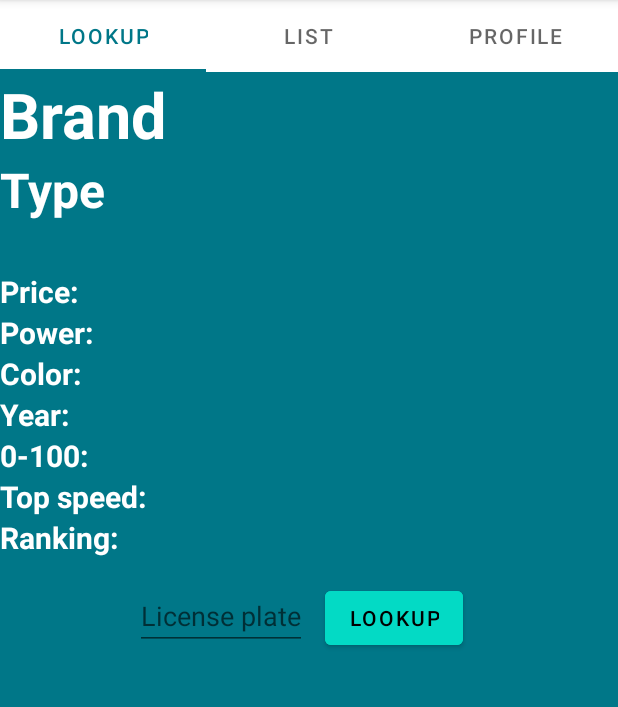
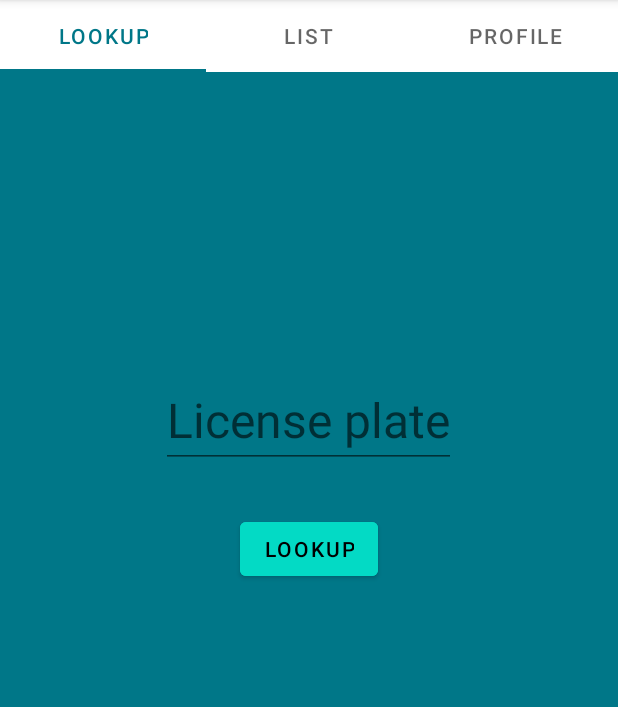
Before and after one commit to laurens88/Car-Collection, an Android app: the screen it shows after launch (MainActivity), after a tap on "LOOKUP", on a phone screen of 412 x 824 dp, the part 84-791 px from its top. Run offline under Robolectric (Android 15) with nearby library versions, the light colour scheme and no system bars.

Commit message:
Cleaned up lookup fragment

```diff
--- a/app/src/main/java/com/example/carcollectiondatabase/fragments/lookupFragment.java
+++ b/app/src/main/java/com/example/carcollectiondatabase/fragments/lookupFragment.java
@@ -51,16 +51,16 @@ public class lookupFragment extends Fragment {
         StrictMode.ThreadPolicy policy = new StrictMode.ThreadPolicy.Builder().permitAll().build();
         StrictMode.setThreadPolicy(policy);
 
-        TextView data_brand = (TextView) view.findViewById(R.id.brand);
-        TextView data_type = (TextView) view.findViewById(R.id.type);
-        TextView edition = (TextView) view.findViewById(R.id.edition);
-        TextView price = (TextView) view.findViewById(R.id.price);
-        TextView horsepower = (TextView) view.findViewById(R.id.horsepower);
-        TextView year = (TextView) view.findViewById(R.id.year);
-        TextView color = (TextView) view.findViewById(R.id.color);
-        TextView acceleration = (TextView) view.findViewById(R.id.acceleration);
-        TextView topspeed = (TextView) view.findViewById(R.id.topspeed);
-        TextView ranking = (TextView) view.findViewById(R.id.ranking);
+//        TextView data_brand = (TextView) view.findViewById(R.id.brand);
+//        TextView data_type = (TextView) view.findViewById(R.id.type);
+//        TextView edition = (TextView) view.findViewById(R.id.edition);
+//        TextView price = (TextView) view.findViewById(R.id.price);
+//        TextView horsepower = (TextView) view.findViewById(R.id.horsepower);
+//        TextView year = (TextView) view.findViewById(R.id.year);
+//        TextView color = (TextView) view.findViewById(R.id.color);
+//        TextView acceleration = (TextView) view.findViewById(R.id.acceleration);
+//        TextView topspeed = (TextView) view.findViewById(R.id.topspeed);
+//        TextView ranking = (TextView) view.findViewById(R.id.ranking);
         EditText plate = (EditText) view.findViewById(R.id.editplate);
         InputFilter[] filterArray = new InputFilter[2];
         filterArray[0] = new InputFilter.AllCaps();
@@ -96,38 +96,39 @@ public class lookupFragment extends Fragment {
                         intent.putExtra("acceleration", data.get(5));
                         intent.putExtra("topspeed", data.get(6));
                         intent.putExtra("rank", data.get(9));
+                        plate.setText("");
+                        plate.clearFocus();
                         getActivity().startActivityForResult(intent, 1);
-                        if (!data.isEmpty()) {
-                            data_brand.setText(data.get(0));
-                            if (car_data.get(0).equals("car")) {
-                                data_type.setText(data.get(1));
-                                edition.setText(data.get(2));
-                            } else {
-                                data_type.setText(data.get(2));
-                            }
-                            //hide edition textview?
-                            price.setText("Price: " + data.get(7));
-                            year.setText("Year: " + data.get(3));
-                            color.setText("Color: " + data.get(4));
-                            acceleration.setText("0-100: " + data.get(5));
-                            topspeed.setText("Top speed: " + data.get(6));
-                            horsepower.setText("Power: " + data.get(8));
-                            ranking.setText("Rank: "+ data.get(9) +" vehicles faster (NL)");
-                            plate.setText(formatPlate(String.valueOf(plate.getText())));
+//                        if (!data.isEmpty()) {
+//                            data_brand.setText(data.get(0));
+//                            if (car_data.get(0).equals("car")) {
+//                                data_type.setText(data.get(1));
+//                                edition.setText(data.get(2));
+//                            } else {
+//                                data_type.setText(data.get(2));
+//                            }
+//                            price.setText("Price: " + data.get(7));
+//                            year.setText("Year: " + data.get(3));
+//                            color.setText("Color: " + data.get(4));
+//                            acceleration.setText("0-100: " + data.get(5));
+//                            topspeed.setText("Top speed: " + data.get(6));
+//                            horsepower.setText("Power: " + data.get(8));
+//                            ranking.setText("Rank: "+ data.get(9) +" vehicles faster (NL)");
+//                            plate.setText(formatPlate(String.valueOf(plate.getText())));
 
-                        }
+//                        }
                     } else {
                         Toast.makeText(getContext(), "Invalid plate", Toast.LENGTH_SHORT).show();
-                        data_brand.setText("Brand");
-                        data_type.setText("Type");
-                        edition.setText("");
-                        price.setText("Price: ");
-                        horsepower.setText("Power: ");
-                        year.setText("Year: ");
-                        color.setText("Color: ");
-                        acceleration.setText("0-100: ");
-                        topspeed.setText("Top speed: ");
-                        ranking.setText("Ranking: ");
+//                        data_brand.setText("Brand");
+//                        data_type.setText("Type");
+//                        edition.setText("");
+//                        price.setText("Price: ");
+//                        horsepower.setText("Power: ");
+//                        year.setText("Year: ");
+//                        color.setText("Color: ");
+//                        acceleration.setText("0-100: ");
+//                        topspeed.setText("Top speed: ");
+//                        ranking.setText("Ranking: ");
                     }
 
 
--- a/app/src/main/res/layout/fragment_lookup.xml
+++ b/app/src/main/res/layout/fragment_lookup.xml
@@ -8,147 +8,147 @@
     android:layout_below="@+id/tab_layout"
     android:background="@drawable/background">
 
-    <TextView
-        android:id="@+id/brand"
-        android:layout_width="match_parent"
-        android:layout_height="wrap_content"
-        android:text="Brand"
-        android:textSize="42dp"
-        android:textStyle="bold"
-        android:textColor="@color/white" />
+<!--    <TextView-->
+<!--        android:id="@+id/brand"-->
+<!--        android:layout_width="match_parent"-->
+<!--        android:layout_height="wrap_content"-->
+<!--        android:text="Brand"-->
+<!--        android:textSize="42dp"-->
+<!--        android:textStyle="bold"-->
+<!--        android:textColor="@color/white" />-->
 
 
-    <TextView
-        android:id="@+id/type"
-        android:layout_width="match_parent"
-        android:layout_height="wrap_content"
-        android:text="Type"
-        android:textSize="32dp"
-        android:textStyle="bold"
-        android:textColor="@color/white"
-        android:layout_below="@+id/brand" />
+<!--    <TextView-->
+<!--        android:id="@+id/type"-->
+<!--        android:layout_width="match_parent"-->
+<!--        android:layout_height="wrap_content"-->
+<!--        android:text="Type"-->
+<!--        android:textSize="32dp"-->
+<!--        android:textStyle="bold"-->
+<!--        android:textColor="@color/white"-->
+<!--        android:layout_below="@+id/brand" />-->
 
-    <TextView
-        android:id="@+id/edition"
-        android:layout_width="match_parent"
-        android:layout_height="wrap_content"
-        android:text=""
-        android:textSize="24dp"
-        android:textStyle="bold"
-        android:textColor="@color/white"
-        android:layout_below="@+id/type" />
+<!--    <TextView-->
+<!--        android:id="@+id/edition"-->
+<!--        android:layout_width="match_parent"-->
+<!--        android:layout_height="wrap_content"-->
+<!--        android:text=""-->
+<!--        android:textSize="24dp"-->
+<!--        android:textStyle="bold"-->
+<!--        android:textColor="@color/white"-->
+<!--        android:layout_below="@+id/type" />-->
 
 
-    <TextView
-        android:id="@+id/price"
-        android:layout_width="match_parent"
-        android:layout_height="wrap_content"
-        android:layout_below="@+id/edition"
-        android:text="Price: "
-        android:textSize="20dp"
-        android:textStyle="bold"
-        android:textColor="@color/white"/>
+<!--    <TextView-->
+<!--        android:id="@+id/price"-->
+<!--        android:layout_width="match_parent"-->
+<!--        android:layout_height="wrap_content"-->
+<!--        android:layout_below="@+id/edition"-->
+<!--        android:text="Price: "-->
+<!--        android:textSize="20dp"-->
+<!--        android:textStyle="bold"-->
+<!--        android:textColor="@color/white"/>-->
 
 
-    <TextView
-        android:id="@+id/horsepower"
-        android:layout_width="match_parent"
-        android:layout_height="wrap_content"
-        android:layout_below="@+id/price"
-        android:text="Power: "
-        android:textSize="20dp"
-        android:textStyle="bold"
-        android:textColor="@color/white"/>
+<!--    <TextView-->
+<!--        android:id="@+id/horsepower"-->
+<!--        android:layout_width="match_parent"-->
+<!--        android:layout_height="wrap_content"-->
+<!--        android:layout_below="@+id/price"-->
+<!--        android:text="Power: "-->
+<!--        android:textSize="20dp"-->
+<!--        android:textStyle="bold"-->
+<!--        android:textColor="@color/white"/>-->
+
+<!--&lt;!&ndash;    <TextView&ndash;&gt;-->
+<!--&lt;!&ndash;        android:id="@+id/color_text"&ndash;&gt;-->
+<!--&lt;!&ndash;        android:layout_width="wrap_content"&ndash;&gt;-->
+<!--&lt;!&ndash;        android:layout_height="wrap_content"&ndash;&gt;-->
+<!--&lt;!&ndash;        android:layout_below="@+id/power_text"&ndash;&gt;-->
+<!--&lt;!&ndash;        android:text="Color: "&ndash;&gt;-->
+<!--&lt;!&ndash;        android:textSize="28dp" />&ndash;&gt;-->
 
 <!--    <TextView-->
-<!--        android:id="@+id/color_text"-->
-<!--        android:layout_width="wrap_content"-->
+<!--        android:id="@+id/color"-->
+<!--        android:layout_width="match_parent"-->
 <!--        android:layout_height="wrap_content"-->
-<!--        android:layout_below="@+id/power_text"-->
+<!--        android:layout_below="@+id/horsepower"-->
 <!--        android:text="Color: "-->
-<!--        android:textSize="28dp" />-->
+<!--        android:textSize="20dp"-->
+<!--        android:textStyle="bold"-->
+<!--        android:textColor="@color/white" />-->
 
-    <TextView
-        android:id="@+id/color"
-        android:layout_width="match_parent"
-        android:layout_height="wrap_content"
-        android:layout_below="@+id/horsepower"
-        android:text="Color: "
-        android:textSize="20dp"
-        android:textStyle="bold"
-        android:textColor="@color/white" />
+<!--&lt;!&ndash;    <TextView&ndash;&gt;-->
+<!--&lt;!&ndash;        android:id="@+id/year_text"&ndash;&gt;-->
+<!--&lt;!&ndash;        android:layout_width="wrap_content"&ndash;&gt;-->
+<!--&lt;!&ndash;        android:layout_height="wrap_content"&ndash;&gt;-->
+<!--&lt;!&ndash;        android:layout_below="@+id/color_text"&ndash;&gt;-->
+<!--&lt;!&ndash;        android:text="Year: "&ndash;&gt;-->
+<!--&lt;!&ndash;        android:textSize="28dp" />&ndash;&gt;-->
 
 <!--    <TextView-->
-<!--        android:id="@+id/year_text"-->
-<!--        android:layout_width="wrap_content"-->
+<!--        android:id="@+id/year"-->
+<!--        android:layout_width="match_parent"-->
 <!--        android:layout_height="wrap_content"-->
-<!--        android:layout_below="@+id/color_text"-->
+<!--        android:layout_below="@id/color"-->
 <!--        android:text="Year: "-->
-<!--        android:textSize="28dp" />-->
+<!--        android:textSize="20dp"-->
+<!--        android:textStyle="bold"-->
+<!--        android:textColor="@color/white"-->
+<!--        />-->
 
-    <TextView
-        android:id="@+id/year"
-        android:layout_width="match_parent"
-        android:layout_height="wrap_content"
-        android:layout_below="@id/color"
-        android:text="Year: "
-        android:textSize="20dp"
-        android:textStyle="bold"
-        android:textColor="@color/white"
-        />
+<!--    <TextView-->
+<!--        android:id="@+id/acceleration"-->
+<!--        android:layout_width="match_parent"-->
+<!--        android:layout_height="wrap_content"-->
+<!--        android:layout_below="@id/year"-->
+<!--        android:text="0-100: "-->
+<!--        android:textSize="20dp"-->
+<!--        android:textStyle="bold"-->
+<!--        android:textColor="@color/white"-->
+<!--        />-->
 
-    <TextView
-        android:id="@+id/acceleration"
-        android:layout_width="match_parent"
-        android:layout_height="wrap_content"
-        android:layout_below="@id/year"
-        android:text="0-100: "
-        android:textSize="20dp"
-        android:textStyle="bold"
-        android:textColor="@color/white"
-        />
+<!--    <TextView-->
+<!--        android:id="@+id/topspeed"-->
+<!--        android:layout_width="match_parent"-->
+<!--        android:layout_height="wrap_content"-->
+<!--        android:layout_below="@id/acceleration"-->
+<!--        android:text="Top speed: "-->
+<!--        android:textSize="20dp"-->
+<!--        android:textStyle="bold"-->
+<!--        android:textColor="@color/white"-->
+<!--        />-->
 
-    <TextView
-        android:id="@+id/topspeed"
-        android:layout_width="match_parent"
-        android:layout_height="wrap_content"
-        android:layout_below="@id/acceleration"
-        android:text="Top speed: "
-        android:textSize="20dp"
-        android:textStyle="bold"
-        android:textColor="@color/white"
-        />
-
-    <TextView
-        android:id="@+id/ranking"
-        android:layout_width="match_parent"
-        android:layout_height="wrap_content"
-        android:layout_below="@id/topspeed"
-        android:textStyle="bold"
-        android:text="Ranking:"
-        android:textSize="20dp"
-        android:textColor="@color/white"
-        />
+<!--    <TextView-->
+<!--        android:id="@+id/ranking"-->
+<!--        android:layout_width="match_parent"-->
+<!--        android:layout_height="wrap_content"-->
+<!--        android:layout_below="@id/topspeed"-->
+<!--        android:textStyle="bold"-->
+<!--        android:text="Ranking:"-->
+<!--        android:textSize="20dp"-->
+<!--        android:textColor="@color/white"-->
+<!--        />-->
 
 
     <EditText
         android:id="@+id/editplate"
         android:layout_width="wrap_content"
         android:layout_height="wrap_content"
-        android:layout_marginTop="340dp"
-        android:layout_marginRight="12dp"
-        android:layout_marginLeft="90dp"
-        android:hint="License plate"/>
+        android:layout_centerHorizontal="true"
+        android:layout_marginTop="200dp"
+        android:hint="License plate"
+        android:textSize="32dp" />
 
     <Button
         android:id="@+id/lookupbutton"
         android:layout_width="wrap_content"
         android:layout_height="wrap_content"
-        android:layout_marginTop="340dp"
-        android:text="Lookup"
         android:layout_centerHorizontal="true"
-        android:layout_toRightOf="@+id/editplate"
-        android:backgroundTint="@color/teal_200"/>
+        android:layout_marginTop="30dp"
+        android:layout_below="@+id/editplate"
+        android:backgroundTint="@color/teal_200"
+        android:text="Lookup" />
 
 
 
```
